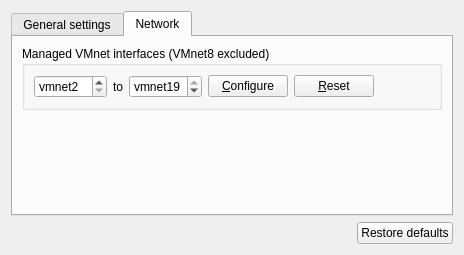
First picture: the form in gns3/modules/vmware/ui/vmware_preferences_page.ui, repository GNS3/gns3-gui, before the edit.
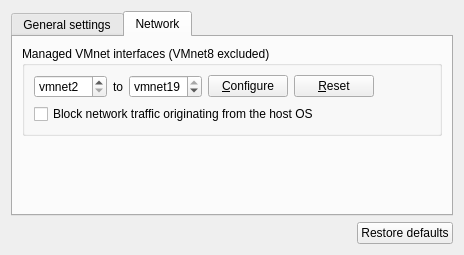
Second picture: the form after the edit. The open tabs and pages were chosen to show the change.

Commit message: Allow to block network traffic originating from the host OS for vmnet interfaces (Windows only).

Diff of the .ui file:
```diff
--- a/gns3/modules/vmware/ui/vmware_preferences_page.ui
+++ b/gns3/modules/vmware/ui/vmware_preferences_page.ui
@@ -177,6 +177,16 @@
             </item>
            </layout>
           </item>
+          <item>
+           <widget class="QCheckBox" name="uiBlockHostTrafficCheckBox">
+            <property name="toolTip">
+             <string>Block network traffic originating from the host OS to be injected in vmnet interfaces. Currently supported on Windows only.</string>
+            </property>
+            <property name="text">
+             <string>Block network traffic originating from the host OS</string>
+            </property>
+           </widget>
+          </item>
          </layout>
         </widget>
        </item>
```
The commit also changes 5 other files.
